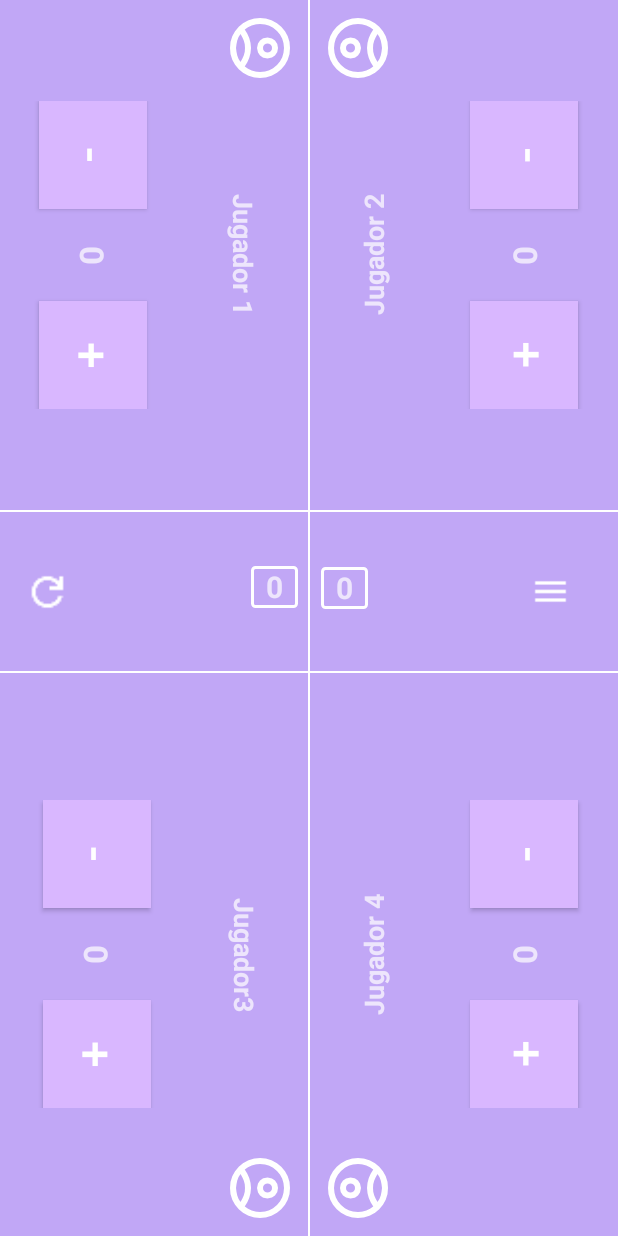
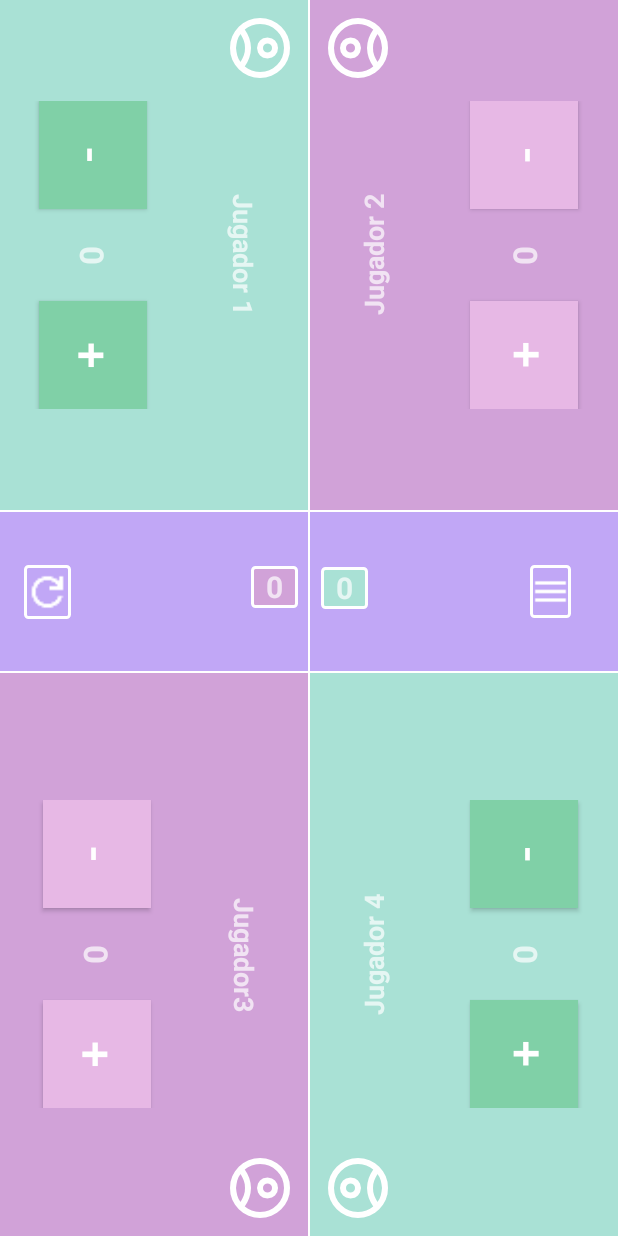
Before and after one commit to UnaiUrabayen/CartoPuntos, an Android app built with Jetpack Compose: the Activity_mus screen opened directly, with no data from a screen before it, on a phone screen of 412 x 824 dp. Run offline under Robolectric (Android 15) with nearby library versions, the phone set to English and light mode, and no system bars.

Commit message:
Cambiando colores

```diff
--- /dev/null
+++ b/app/src/main/res/drawable/borde_blanco_eq1.xml
@@ -0,0 +1,7 @@
+<shape xmlns:android="http://schemas.android.com/apk/res/android" android:shape="rectangle">
+    <solid android:color="@color/cp_team1_primary"/> <!-- Fondo con el color del equipo 1 -->
+    <stroke
+        android:width="2dp"
+        android:color="@android:color/white"/> <!-- Borde blanco -->
+    <corners android:radius="2dp"/> <!-- Esquinas redondeadas opcionales -->
+</shape>
--- /dev/null
+++ b/app/src/main/res/drawable/borde_blanco_eq2.xml
@@ -0,0 +1,7 @@
+<shape xmlns:android="http://schemas.android.com/apk/res/android" android:shape="rectangle">
+    <solid android:color="@color/cp_team2_primary"/> <!-- Fondo con el color del equipo 2 -->
+    <stroke
+        android:width="2dp"
+        android:color="@android:color/white"/> <!-- Borde blanco -->
+    <corners android:radius="2dp"/> <!-- Esquinas redondeadas opcionales -->
+</shape>
--- a/app/src/main/res/layout/view_activity_mus.xml
+++ b/app/src/main/res/layout/view_activity_mus.xml
@@ -37,7 +37,7 @@
         android:layout_height="28dp"
         android:layout_marginStart="15dp"
         android:layout_marginEnd="116dp"
-        android:background="@drawable/borde_blanco"
+        android:background="@drawable/borde_blanco_eq2"
         android:text="@string/contadorPartidas"
         android:textSize="20sp"
         android:textStyle="bold"
@@ -54,7 +54,7 @@
         android:layout_height="28dp"
         android:layout_marginStart="128dp"
         android:layout_marginEnd="15dp"
-        android:background="@drawable/borde_blanco"
+        android:background="@drawable/borde_blanco_eq1"
         android:text="@string/contadorPartidas"
         android:textSize="20sp"
         android:textStyle="bold"
@@ -72,6 +72,7 @@
         android:layout_marginTop="4dp"
         android:layout_marginEnd="31dp"
         android:layout_marginBottom="4dp"
+        android:background="@drawable/borde_blanco"
         app:layout_constraintBottom_toTopOf="@+id/view2"
         app:layout_constraintEnd_toEndOf="parent"
         app:layout_constraintTop_toBottomOf="@+id/vie1"
@@ -95,6 +96,7 @@
         android:layout_marginStart="16dp"
         android:layout_marginTop="5dp"
         android:layout_marginBottom="5dp"
+        android:background="@drawable/borde_blanco"
         android:contentDescription="@string/boton_para_abrir_el_meni_reiniciar_la_partida"
         app:layout_constraintBottom_toTopOf="@+id/view2"
         app:layout_constraintStart_toStartOf="parent"
@@ -107,7 +109,9 @@
         app:layout_constraintBottom_toTopOf="@+id/view2"
         app:layout_constraintEnd_toStartOf="@+id/barraVerticalCentral"
         app:layout_constraintStart_toStartOf="parent"
-        app:layout_constraintTop_toTopOf="parent">
+        app:layout_constraintTop_toTopOf="parent"
+        android:background="@color/cp_team2_primary"
+        >
 
         <LinearLayout
             android:id="@+id/cuadrante1"
@@ -128,7 +132,7 @@
                     android:layout_height="72dp"
                     android:layout_marginBottom="16dp"
                     android:rotation="90"
-                    android:background="@color/cp_light_button"
+                    android:background="@color/cp_light_button_team2"
                     android:text="@string/menos"
                     android:textSize="32sp" />
 
@@ -147,7 +151,7 @@
                     android:layout_width="72dp"
                     android:layout_height="72dp"
                     android:layout_marginTop="16dp"
-                    android:background="@color/cp_light_button"
+                    android:background="@color/cp_light_button_team2"
                     android:text="@string/mas"
                     android:rotation="90"
                     android:textSize="32sp" />
@@ -186,7 +190,9 @@
         app:layout_constraintBottom_toTopOf="@+id/view2"
         app:layout_constraintEnd_toEndOf="parent"
         app:layout_constraintStart_toEndOf="@+id/barraVerticalCentral"
-        app:layout_constraintTop_toTopOf="parent">
+        app:layout_constraintTop_toTopOf="parent"
+        android:background="@color/cp_team1_primary"
+        >
 
         <LinearLayout
             android:id="@+id/cuadrante2"
@@ -216,7 +222,7 @@
                     android:layout_height="72dp"
                     android:layout_marginBottom="16dp"
                     android:rotation="270"
-                    android:background="@color/cp_light_button"
+                    android:background="@color/cp_light_button_team1"
                     android:text="@string/menos"
                     android:textSize="32sp" />
 
@@ -235,7 +241,7 @@
                     android:layout_width="72dp"
                     android:layout_height="72dp"
                     android:layout_marginTop="16dp"
-                    android:background="@color/cp_light_button"
+                    android:background="@color/cp_light_button_team1"
                     android:text="@string/mas"
                     android:rotation="270"
                     android:textSize="32sp" />
@@ -259,6 +265,7 @@
         app:layout_constraintTop_toBottomOf="@+id/vie1"
         app:layout_constraintBottom_toBottomOf="parent"
         app:layout_constraintStart_toStartOf="parent"
+        android:background="@color/cp_team1_primary"
         app:layout_constraintEnd_toStartOf="@+id/barraVerticalCentral">
 
         <LinearLayout
@@ -266,7 +273,9 @@
             android:layout_width="match_parent"
             android:layout_height="match_parent"
             android:orientation="horizontal"
-            android:gravity="center">
+            android:gravity="center"
+
+            >
 
             <LinearLayout
                 android:layout_width="120dp"
@@ -280,7 +289,7 @@
                     android:layout_height="72dp"
                     android:layout_marginBottom="16dp"
                     android:rotation="90"
-                    android:background="@color/cp_light_button"
+                    android:background="@color/cp_light_button_team1"
                     android:text="@string/menos"
                     android:textSize="32sp" />
 
@@ -299,7 +308,7 @@
                     android:layout_width="72dp"
                     android:layout_height="72dp"
                     android:layout_marginTop="16dp"
-                    android:background="@color/cp_light_button"
+                    android:background="@color/cp_light_button_team1"
                     android:text="@string/mas"
                     android:rotation="90"
                     android:textSize="32sp" />
@@ -332,7 +341,9 @@
         app:layout_constraintTop_toBottomOf="@+id/vie1"
         app:layout_constraintBottom_toBottomOf="parent"
         app:layout_constraintStart_toEndOf="@+id/barraVerticalCentral"
-        app:layout_constraintEnd_toEndOf="parent">
+        app:layout_constraintEnd_toEndOf="parent"
+        android:background="@color/cp_team2_primary"
+        >
 
         <LinearLayout
             android:id="@+id/cuadrante4"
@@ -362,7 +373,7 @@
                     android:layout_height="72dp"
                     android:layout_marginBottom="16dp"
                     android:rotation="270"
-                    android:background="@color/cp_light_button"
+                    android:background="@color/cp_light_button_team2"
                     android:text="@string/menos"
                     android:textSize="32sp" />
 
@@ -381,7 +392,7 @@
                     android:layout_width="72dp"
                     android:layout_height="72dp"
                     android:layout_marginTop="16dp"
-                    android:background="@color/cp_light_button"
+                    android:background="@color/cp_light_button_team2"
                     android:text="@string/mas"
                     android:rotation="270"
                     android:textSize="32sp" />
--- a/app/src/main/res/values/colors.xml
+++ b/app/src/main/res/values/colors.xml
@@ -14,6 +14,11 @@
     <color name="cp_light_primary">#C1A7F6</color> <!-- Fondo suave morado pastel -->
     <color name="cp_light_button">#D9B7FF</color>  <!-- Botón lila suave -->
     <color name="cp_light_text">#FFFFFF</color>    <!-- Texto blanco -->
+    <color name="cp_team1_primary">#D1A2D8</color> <!-- Morado pastel suave para Equipo 1 -->
+    <color name="cp_team2_primary">#A9E1D5</color> <!-- Verde menta pastel suave para Equipo 2 -->
+    <color name="cp_light_button_team1">#E7B8E5</color>  <!-- Botón para el equipo 1 en modo claro -->
+    <color name="cp_light_button_team2">#80D0A7</color>  <!-- Botón para el equipo 2 en modo claro -->
+
 
     <!-- ======================= -->
     <!--      Modo Oscuro        -->
@@ -21,6 +26,12 @@
     <color name="cp_dark_primary">#B29DD6</color>  <!-- Fondo suave morado oscuro pastel -->
     <color name="cp_dark_button">#D0A1FF</color>   <!-- Botón morado oscuro pastel -->
     <color name="cp_dark_text">#FFFFFF</color>     <!-- Texto blanco para mejor legibilidad -->
+    <color name="cp_team1_primary_dark">#9C8CC2</color> <!-- Morado pastel oscuro para Equipo 1 en modo oscuro -->
+    <color name="cp_team2_primary_dark">#76B8A7</color> <!-- Verde menta oscuro para Equipo 2 en modo oscuro -->
+    <color name="cp_dark_button_team2">#4C8777</color>   <!-- Botón para el equipo 2 en modo oscuro -->
+    <color name="cp_dark_button_team1">#9B72E8</color>   <!-- Botón para el equipo 1 en modo oscuro -->
+
+
 
     <!-- ======================= -->
     <!-- Color gris pastel -->
```
Also changed, not shown: app/src/main/res/layout/view_activity_magic.xml (+2 -34 lines).
